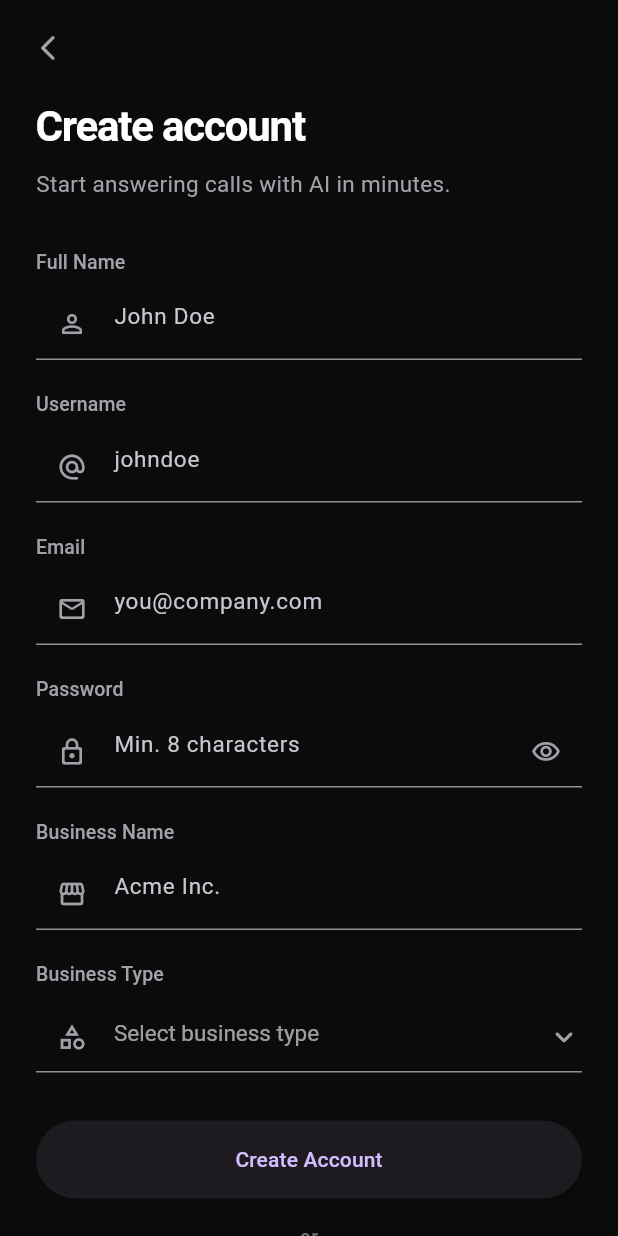
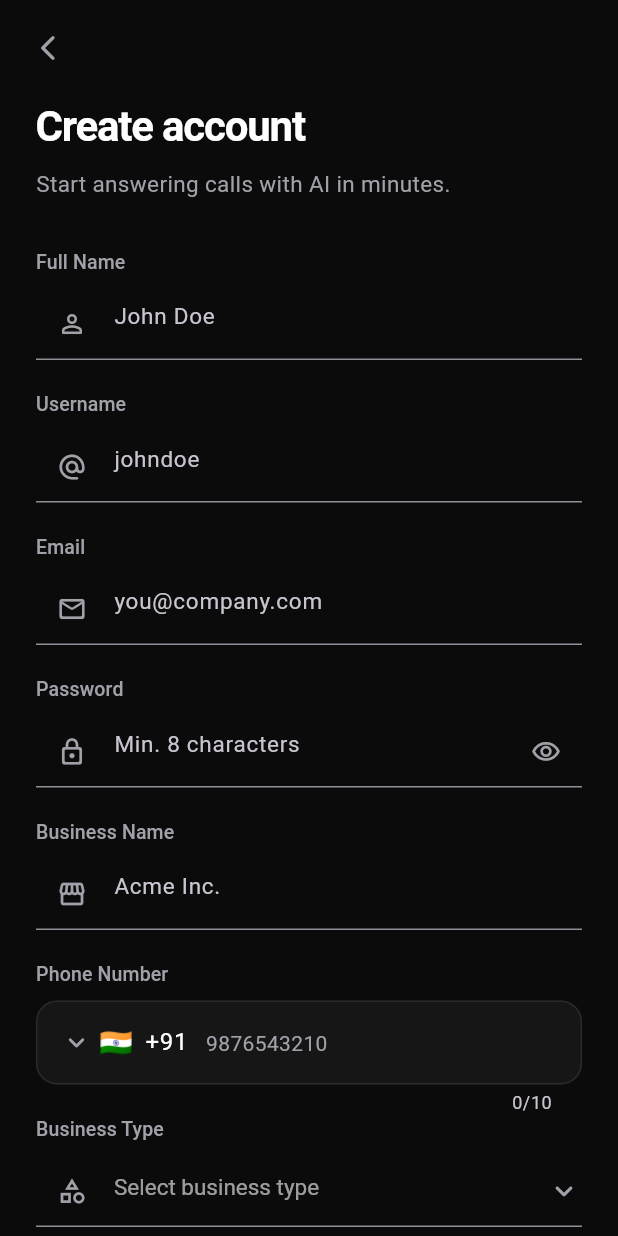
Before and after one commit to rajveerhada09-hue/vexa, a Flutter app: the RegisterScreen screen opened directly, on a phone screen of 412 x 824 dp. Run offline on Flutter 3.47's test engine with Material 3 defaults, Android fonts, the phone set to English and light mode, and no system bars; drawn by our look-alikes of intl_phone_field; our stand-ins replace firebase_auth, firebase_core, flutter_riverpod, google_sign_in; accounts and stored records are empty.

Commit message:
feat(auth): improve register flow and add phone number field

```diff
--- /dev/null
+++ b/mobile/lib/core/widgets/phone_number_field.dart
@@ -0,0 +1,117 @@
+import 'package:flutter/material.dart';
+import 'package:intl_phone_field/intl_phone_field.dart';
+import 'package:intl_phone_field/phone_number.dart';
+
+import '../theme/app_colors.dart';
+
+class PhoneNumberField extends StatelessWidget {
+  const PhoneNumberField({
+    super.key,
+    required this.controller,
+    this.focusNode,
+    this.onChanged,
+    this.onSaved,
+    this.validator,
+    this.enabled = true,
+    this.initialCountryCode = 'IN',
+    this.hintText = '9876543210',
+    this.labelText = 'Phone Number',
+    this.textInputAction = TextInputAction.next,
+  });
+
+  final TextEditingController controller;
+  final FocusNode? focusNode;
+  final ValueChanged<PhoneNumber>? onChanged;
+  final FormFieldSetter<PhoneNumber>? onSaved;
+  final FormFieldValidator<PhoneNumber>? validator;
+  final bool enabled;
+  final String initialCountryCode;
+  final String hintText;
+  final String labelText;
+  final TextInputAction textInputAction;
+
+  @override
+  Widget build(BuildContext context) {
+    final theme = Theme.of(context);
+
+  return Column(
+  crossAxisAlignment: CrossAxisAlignment.start,
+  children: [
+    Text(
+      labelText,
+      style: const TextStyle(
+        fontSize: 13,
+        fontWeight: FontWeight.w500,
+        letterSpacing: 0.1,
+        color: AppColors.textSecondary,
+      ),
+    ),
+    const SizedBox(height: 8),
+
+    IntlPhoneField(
+      controller: controller,
+      focusNode: focusNode,
+      enabled: enabled,
+      initialCountryCode: initialCountryCode,
+      textInputAction: textInputAction,
+      disableLengthCheck: false,
+      style: theme.textTheme.bodyLarge?.copyWith(
+        color: AppColors.textPrimary,
+        letterSpacing: 0.2,
+      ),
+      dropdownTextStyle: theme.textTheme.bodyLarge?.copyWith(
+        color: AppColors.textPrimary,
+      ),
+      cursorColor: AppColors.primary,
+      decoration: InputDecoration(
+        hintText: hintText,
+        filled: true,
+        fillColor: AppColors.inputFill,
+        contentPadding: const EdgeInsets.symmetric(horizontal: 16, vertical: 16),
+        border: OutlineInputBorder(
+          borderRadius: BorderRadius.circular(14),
+          borderSide: BorderSide.none,
+        ),
+        enabledBorder: OutlineInputBorder(
+          borderRadius: BorderRadius.circular(14),
+          borderSide: BorderSide(color: AppColors.inputBorder,),
+        ),
+        focusedBorder: OutlineInputBorder(
+          borderRadius: BorderRadius.circular(14),
+          borderSide: const BorderSide(color: AppColors.primary, width: 1.5),
+        ),
+        errorBorder: OutlineInputBorder(
+          borderRadius: BorderRadius.circular(14),
+          borderSide: const BorderSide(color: AppColors.error),
+        ),
+        focusedErrorBorder: OutlineInputBorder(
+          borderRadius: BorderRadius.circular(14),
+          borderSide: const BorderSide(color: AppColors.error, width: 1.5),
+        ),
+        hintStyle: theme.textTheme.bodyMedium?.copyWith(
+          color: AppColors.textSecondary,
+        ),
+      ),
+      dropdownIcon: const Icon(
+        Icons.keyboard_arrow_down_rounded,
+        color: AppColors.iconSecondary,
+        size: 22,
+      ),
+      flagsButtonPadding: const EdgeInsets.only(left: 12),
+      onChanged: onChanged,
+      onSaved: onSaved,
+            validator: validator ??
+          (PhoneNumber? phone) {
+            if (phone == null || phone.number.isEmpty) {
+              return 'Phone number is required';
+            }
+            if (!phone.isValidNumber()) {
+              return 'Enter a valid phone number';
+            }
+            return null;
+          },
+    ),
+  ],
+);
+  }
+}
--- a/mobile/pubspec.yaml
+++ b/mobile/pubspec.yaml
@@ -36,6 +36,9 @@ dependencies:
   go_router: ^16.2.0
   google_fonts: ^6.3.0
   flutter_svg: ^2.2.1
+
+  intl_phone_field: ^3.2.0
+  country_picker: ^2.0.27
 
   dio: ^5.9.0
   shared_preferences: ^2.5.3
```
Also changed, not shown: mobile/lib/features/auth/presentation/screens/login_screen.dart (renamed from mobile/lib/features/auth/login_screen.dart, +93 -15 lines), mobile/lib/features/auth/presentation/screens/register_screen.dart (renamed from mobile/lib/features/auth/register_screen.dart, +109 -13 lines), mobile/lib/features/auth/presentation/widgets/auth_button.dart (added, +78 -0 lines), mobile/lib/features/auth/presentation/widgets/auth_text_field.dart (added, +93 -0 lines), mobile/lib/features/auth/presentation/widgets/google_sign_in_button.dart (added, +84 -0 lines), mobile/lib/main.dart (+18 -13 lines), mobile/lib/services/auth/auth_service.dart (+69 -0 lines), mobile/firebase.json (added), mobile/lib/firebase_options.dart (added), mobile/pubspec.lock, 3 other files.
